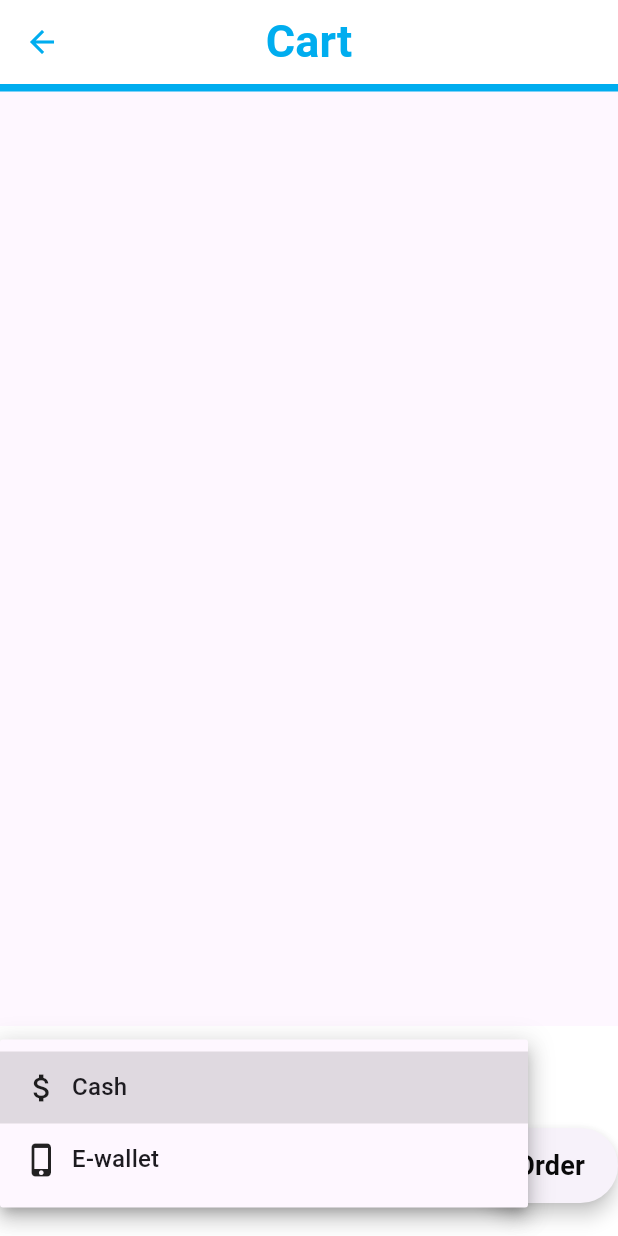
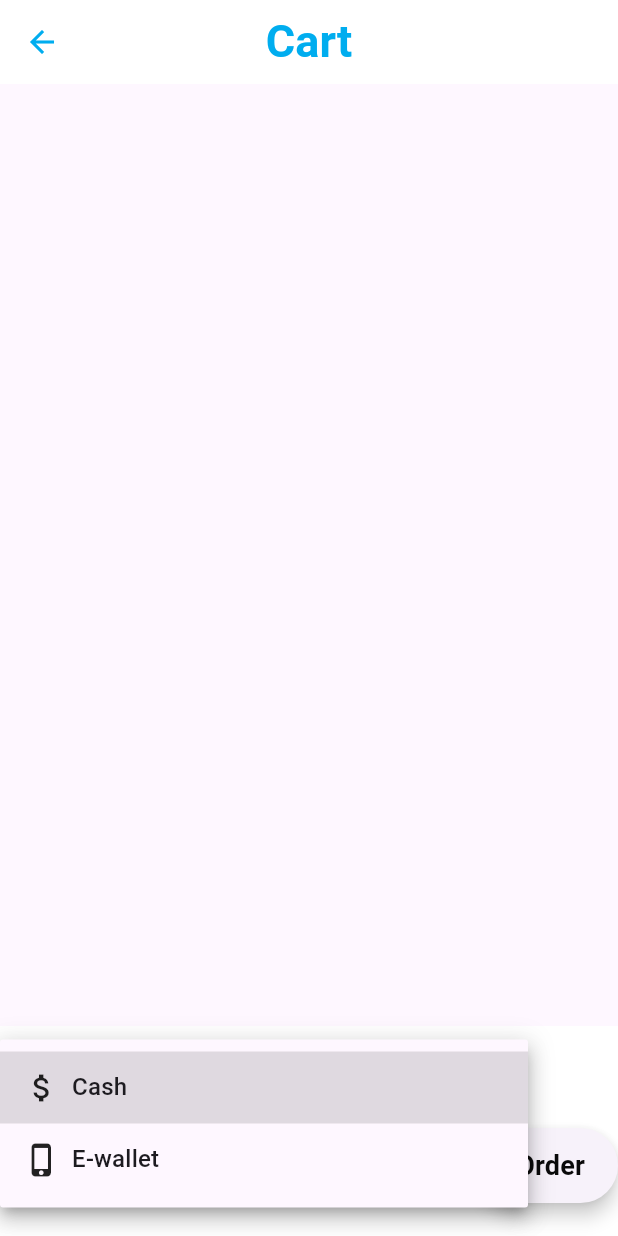
Before and after one commit to webby813/fypuser, a Flutter app: the Cart screen opened directly, after a tap on "Cash", on a phone screen of 412 x 824 dp. Run offline on Flutter 3.47's test engine with Material 3 defaults, Android fonts, the phone set to English and light mode, and no system bars; our stand-ins replace carousel_slider, cloud_firestore, firebase_core, firebase_database, firebase_storage, image_picker and 1 more; accounts and stored records are empty; generated files the repository leaves out were written again.

Commit message:
[8] Wallet

```diff
--- a/lib/Pages/cart.dart
+++ b/lib/Pages/cart.dart
@@ -64,18 +64,7 @@ class _CartState extends State<Cart> {
           children: [
             Padding(
               padding: const EdgeInsets.only(bottom: 120),
-              child: SingleChildScrollView(
-                child: Column(
-                  children: [
-                    const SizedBox(
-                      width: 500,
-                      height: 5,
-                      child: ColoredBox(
-                        color: CustomColors.primaryColor,
-                      ),
-                    ),
-
-                    StreamBuilder<QuerySnapshot>(
+              child: StreamBuilder<QuerySnapshot>(
                 stream: cartStream,
                 builder: (context, snapshot) {
                   if (snapshot.connectionState == ConnectionState.waiting) {
@@ -107,17 +96,14 @@ class _CartState extends State<Cart> {
                         ),
                       );
                     }
-                          return ListView(
-                            shrinkWrap: true,
+                    return SingleChildScrollView(
+                      child: Column(
                         children: itemWidgets,
+                      ),
                     );
                   }
                 },
               ),
-                  ],
-                ),
-              ),
-
             ),
             Align(
               alignment: Alignment.bottomCenter,
```
Lines whose indentation alone changed are shown as unchanged.
